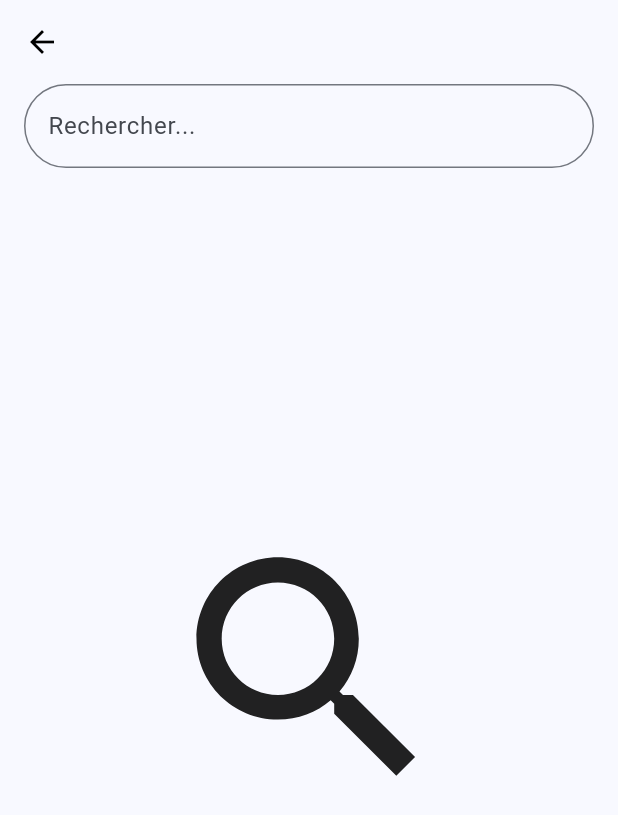
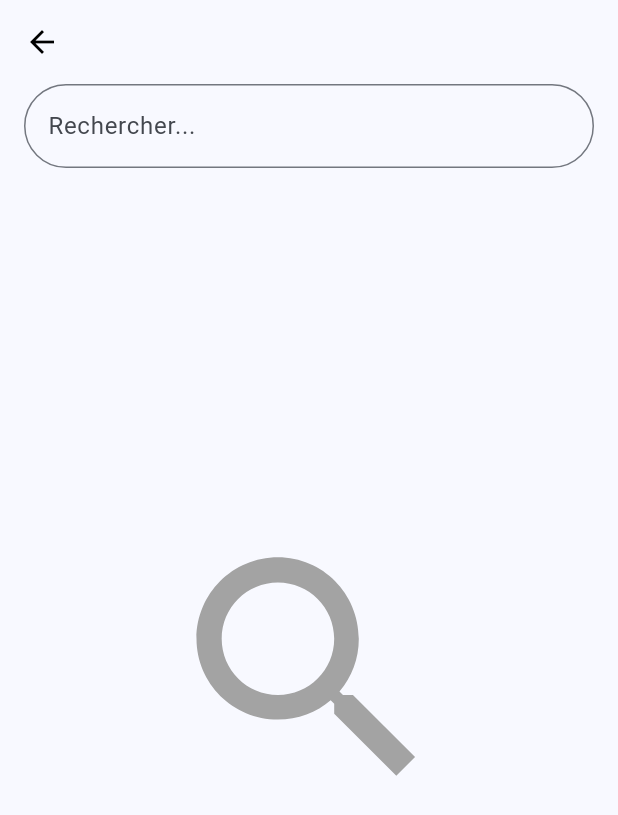
Before and after one commit to Bruno-ADH/Chat-instantan-avec-Flutter, a Flutter app: the UsersSearchScreen screen opened directly, on a phone screen of 412 x 824 dp. Shown: the top 815 px of the screen. Run offline on Flutter 3.47's test engine with Material 3 defaults, Android fonts, the phone set to English and light mode, and no system bars; our stand-ins replace cloud_firestore, email_validator, firebase_auth, firebase_core, firebase_messaging, firebase_storage and 4 more; accounts and stored records are empty.

Commit message:
first commit

```diff
--- a/lib/view/widgets/custom_text_form_field.dart
+++ b/lib/view/widgets/custom_text_form_field.dart
@@ -45,7 +45,7 @@ class CustomTextFormField extends StatelessWidget {
           ),
           focusedBorder: OutlineInputBorder(
             borderRadius: BorderRadius.circular(30),
-            borderSide: const BorderSide(color: mainColor),
+            borderSide: const BorderSide(color: mainColor, width: 2.0),
           ),
         ),
       );
--- a/lib/view/widgets/empty_widget.dart
+++ b/lib/view/widgets/empty_widget.dart
@@ -13,7 +13,7 @@ class EmptyWidget extends StatelessWidget {
           mainAxisAlignment: MainAxisAlignment.center,
           crossAxisAlignment: CrossAxisAlignment.center,
           children: [
-            Icon(icon, size: 200),
+            Icon(icon, size: 200, color: const Color.fromARGB(255, 163, 163, 163),),
             Text(
               text,
               style: const TextStyle(fontSize: 30),
```
